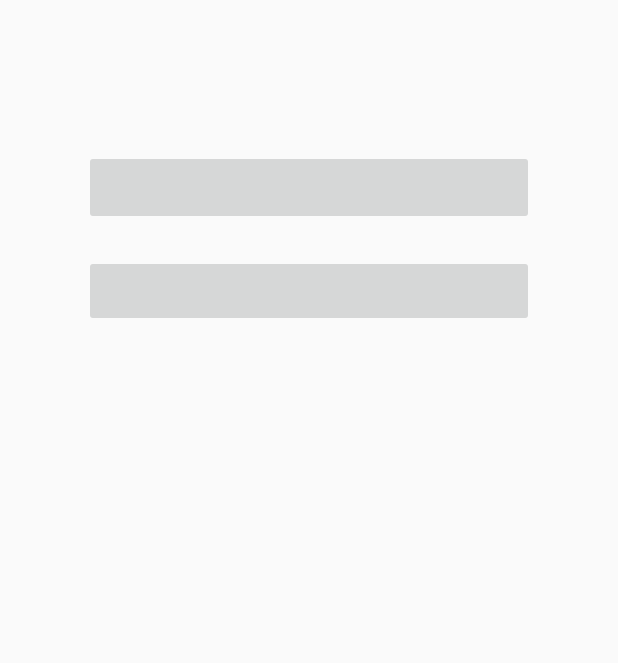
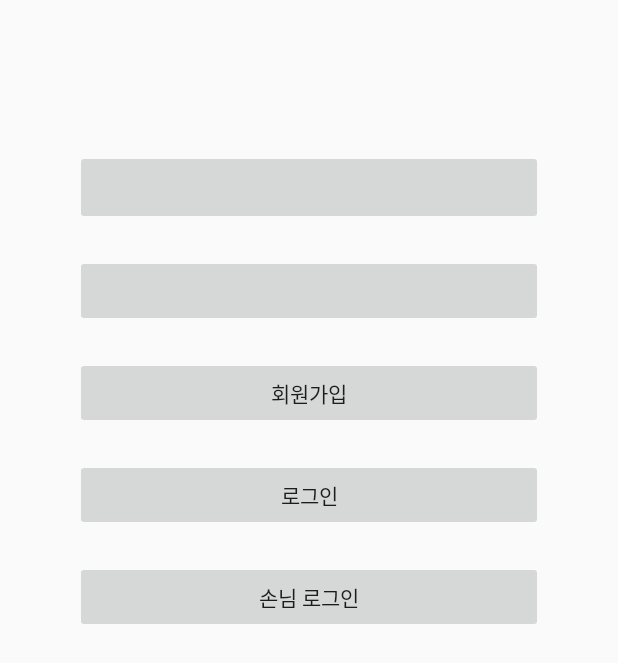
Before and after one commit to YOOKEUNCHANG/mollo, an Android app: the LoginActivity screen opened directly, with no data from a screen before it, on a phone screen of 412 x 824 dp. Shown: the top 663 px of the screen. Run offline under Robolectric (Android 15) with nearby library versions, the phone set to English and light mode, and no system bars; libraries missing offline, so code that uses them is left out: com.facebook, com.facebook.login, com.kakao.auth, com.kakao.usermgmt, com.kakao.util; plain views replace LoginButton; 9 statements that could not run were skipped.

Commit message:
18.7.11 @yookeunchang

```diff
--- a/app/src/main/res/layout/activity_login.xml
+++ b/app/src/main/res/layout/activity_login.xml
@@ -10,7 +10,9 @@
     <com.kakao.usermgmt.LoginButton
         android:id="@+id/btKakaoLogin"
         android:layout_marginTop="100dp"
-        android:layout_width="300dp"
+        android:layout_marginRight="50dp"
+        android:layout_marginLeft="50dp"
+        android:layout_width="match_parent"
         android:layout_height="50dp"
         android:layout_gravity="center">
 
@@ -19,8 +21,36 @@
     <com.facebook.login.widget.LoginButton
         android:id="@+id/btFacebook"
         android:layout_marginTop="20dp"
-        android:layout_width="300dp"
+        android:layout_marginLeft="50dp"
+        android:layout_marginRight="50dp"
+        android:layout_width="match_parent"
         android:layout_height="wrap_content"
         android:layout_gravity="center"/>
 
+    <Button
+        android:layout_marginTop="20dp"
+        android:layout_marginLeft="50dp"
+        android:layout_marginRight="50dp"
+        android:layout_width="match_parent"
+        android:layout_height="wrap_content"
+        android:text="회원가입"/>
+
+    <Button
+        android:layout_marginTop="20dp"
+        android:layout_marginLeft="50dp"
+        android:layout_marginRight="50dp"
+        android:layout_width="match_parent"
+        android:layout_height="wrap_content"
+        android:text="로그인"/>
+
+    <Button
+        android:layout_marginTop="20dp"
+        android:layout_marginLeft="50dp"
+        android:layout_marginRight="50dp"
+        android:layout_width="match_parent"
+        android:layout_height="wrap_content"
+        android:text="손님 로그인"/>
+
+
+
 </LinearLayout>
--- a/app/src/main/res/layout/activity_sensor.xml
+++ b/app/src/main/res/layout/activity_sensor.xml
@@ -151,4 +151,5 @@
             android:text=""/>
     </LinearLayout>
 
+
 </LinearLayout>
```
Also changed, not shown: app/src/main/java/themollo/app/mollo/login/sns_login/FacebookLogin.java (deleted, +0 -15 lines), app/src/main/java/themollo/app/mollo/login/sns_login/GoogleLogin.java (deleted, +0 -8 lines), app/src/main/java/themollo/app/mollo/login/sns_login/InstagramLogin.java (deleted, +0 -8 lines), app/src/main/java/themollo/app/mollo/login/sns_login/NaverLogin.java (deleted, +0 -8 lines), app/src/main/java/themollo/app/mollo/login/sns_login/sensor/SensorActivity.java (+47 -8 lines).
